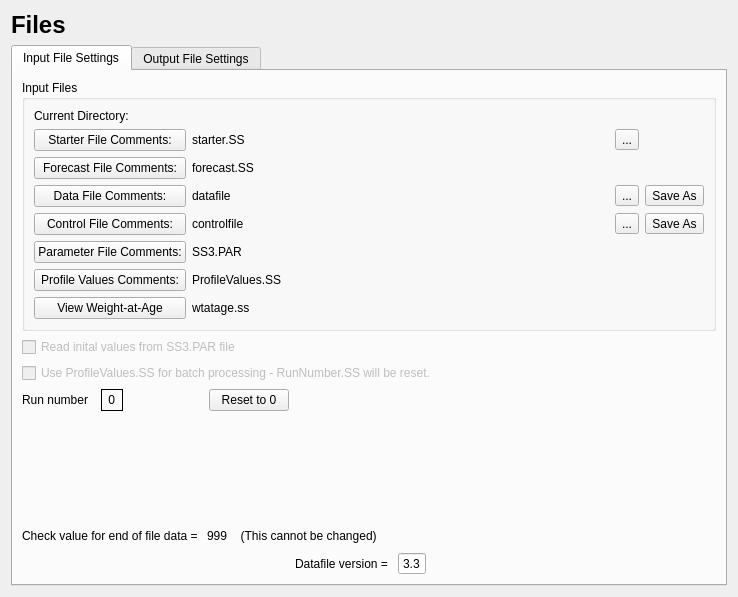
Before: the Qt Designer form src/file_widget.ui in nmfs-ost/ss3-ssi, drawn with Qt 5.
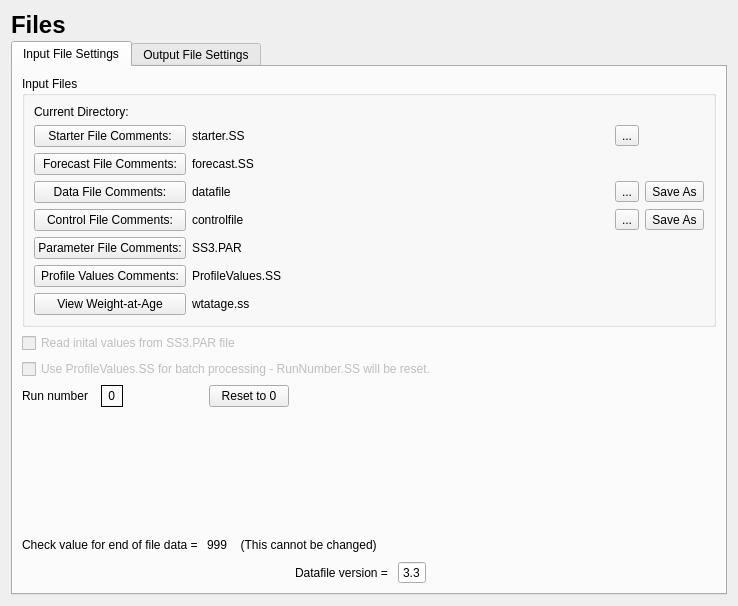
After: the same form once the commit is applied. Icons and pictures are not drawn.

Commit message: ToolBar remains hidden or visible between sessions readjusted spacing in major layouts

Diff of the .ui file:
```diff
--- a/src/file_widget.ui
+++ b/src/file_widget.ui
@@ -7,13 +7,16 @@
     <x>0</x>
     <y>0</y>
     <width>738</width>
-    <height>597</height>
+    <height>606</height>
    </rect>
   </property>
   <property name="windowTitle">
    <string>Form</string>
   </property>
   <layout class="QVBoxLayout" name="verticalLayout">
+   <property name="spacing">
+    <number>2</number>
+   </property>
    <item>
     <layout class="QHBoxLayout" name="horizontalLayout_title">
      <item>
```
The commit also changes 7 other files.
